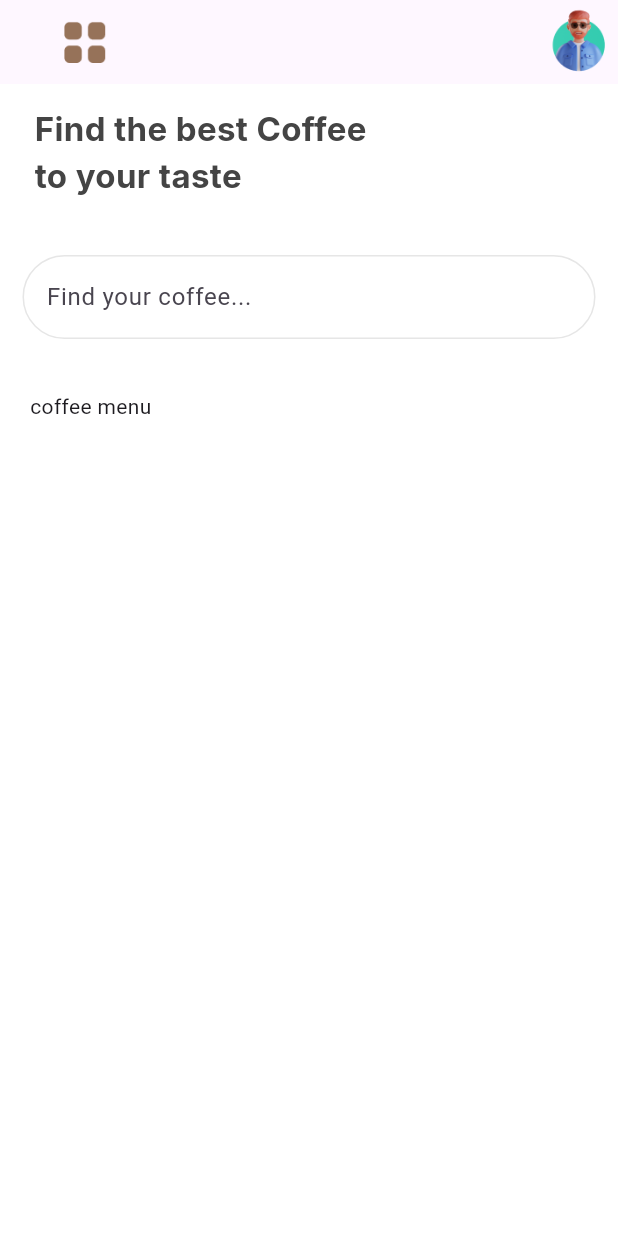
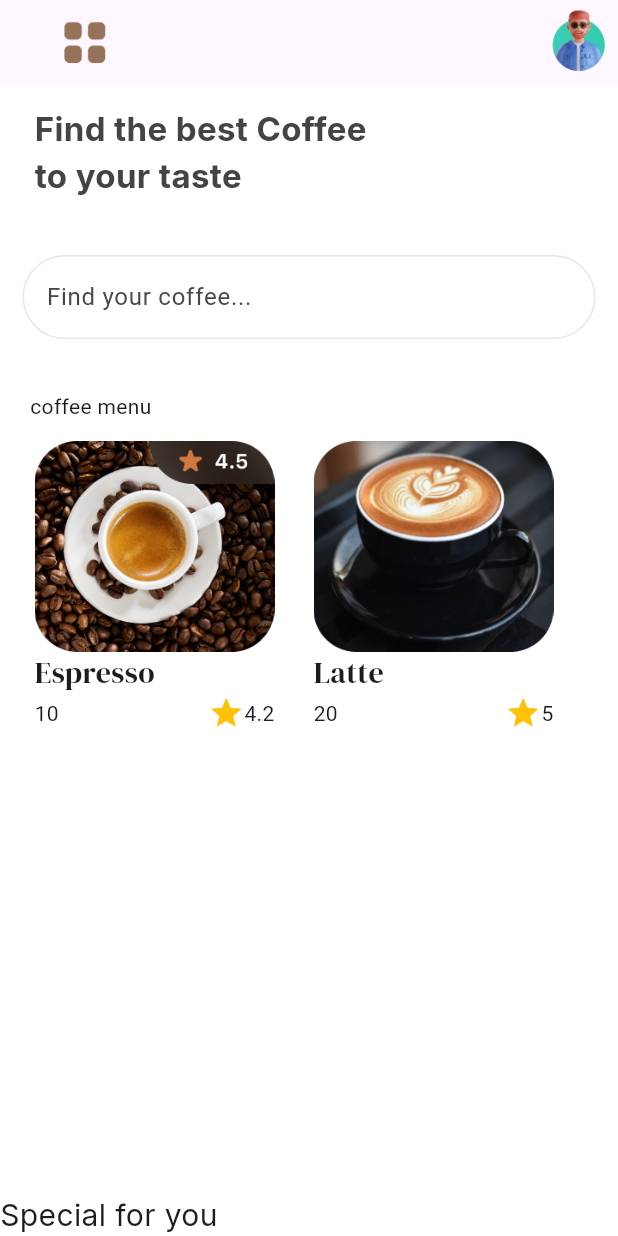
Before and after one commit to CSI-Trainees-25/vivek_24153106_appTask2, a Flutter app: the HomePage screen opened directly, on a phone screen of 412 x 824 dp. Run offline on Flutter 3.47's test engine with Material 3 defaults, Android fonts, the light colour scheme and no system bars; our stand-ins replace google_fonts.

Commit message:
added tiles to show items in homepage

```diff
--- a/lib/home_page.dart
+++ b/lib/home_page.dart
@@ -1,5 +1,7 @@
+import 'package:coffeeshop/menu_item.dart';
 import 'package:flutter/material.dart';
 import 'package:google_fonts/google_fonts.dart';
+import 'package:coffeeshop/item_tile.dart';
 
 class HomePage extends StatefulWidget {
   const HomePage({super.key});
@@ -11,6 +13,20 @@ class HomePage extends StatefulWidget {
 }
 
 class _HomePageState extends State<HomePage> {
+  List<MenuItem> menu = [
+    MenuItem(
+      name: 'Espresso',
+      price: '10',
+      imagePath: 'assets/espresso.png',
+      rating: '4.2',
+    ),
+    MenuItem(
+      name: 'Latte',
+      price: '20',
+      imagePath: 'assets/latte.png',
+      rating: '5',
+    ),
+  ];
   @override
   Widget build(BuildContext context) {
     return Scaffold(
@@ -58,6 +74,16 @@ class _HomePageState extends State<HomePage> {
             padding: EdgeInsetsGeometry.symmetric(horizontal: 20),
             child: Text('coffee menu'),
           ),
+          SizedBox(height: 10),
+          Expanded(
+            child: ListView.builder(
+              scrollDirection: Axis.horizontal,
+              itemCount: menu.length,
+              itemBuilder: (context, index) => ItemTile(menu[index]),
+            ),
+          ),
+          SizedBox(height: 10),
+          Text('Special for you', style: GoogleFonts.inter(fontSize: 20)),
         ],
       ),
     );
--- /dev/null
+++ b/lib/item_tile.dart
@@ -0,0 +1,35 @@
+import 'package:coffeeshop/menu_item.dart';
+import 'package:flutter/material.dart';
+import 'package:google_fonts/google_fonts.dart';
+
+class ItemTile extends StatelessWidget {
+  const ItemTile(this.menuItem, {super.key});
+  final MenuItem menuItem;
+
+  @override
+  Widget build(BuildContext context) {
+    return Container(
+      margin: EdgeInsets.only(left: 20),
+      padding: EdgeInsets.all(3),
+      decoration: BoxDecoration(color: Colors.white),
+      child: Column(
+        crossAxisAlignment: CrossAxisAlignment.start,
+        children: [
+          Image.asset(menuItem.imagePath, width: 160),
+          Text(menuItem.name, style: GoogleFonts.dmSerifDisplay(fontSize: 20)),
+          SizedBox(
+            width: 160,
+            child: Row(
+              children: [
+                Text(menuItem.price),
+                Spacer(),
+                Icon(Icons.star, color: Colors.amber),
+                Text(menuItem.rating),
+              ],
+            ),
+          ),
+        ],
+      ),
+    );
+  }
+}
--- a/lib/menu_item.dart
+++ b/lib/menu_item.dart
@@ -2,9 +2,16 @@ class MenuItem {
   const MenuItem({
     required this.name,
     required this.price,
-    required this.description,
+    required this.imagePath,
+    required this.rating,
   });
   final String name;
-  final int price;
-  final String description;
+  final String price;
+  final String imagePath;
+  final String rating;
+
+  String get _name => name;
+  String get _price => price;
+  String get _rating => rating;
+  String get _imagePath => imagePath;
 }
```
Also changed, not shown: assets/bannerImage.png (added), assets/espresso.png (added), assets/latte.png (added).
